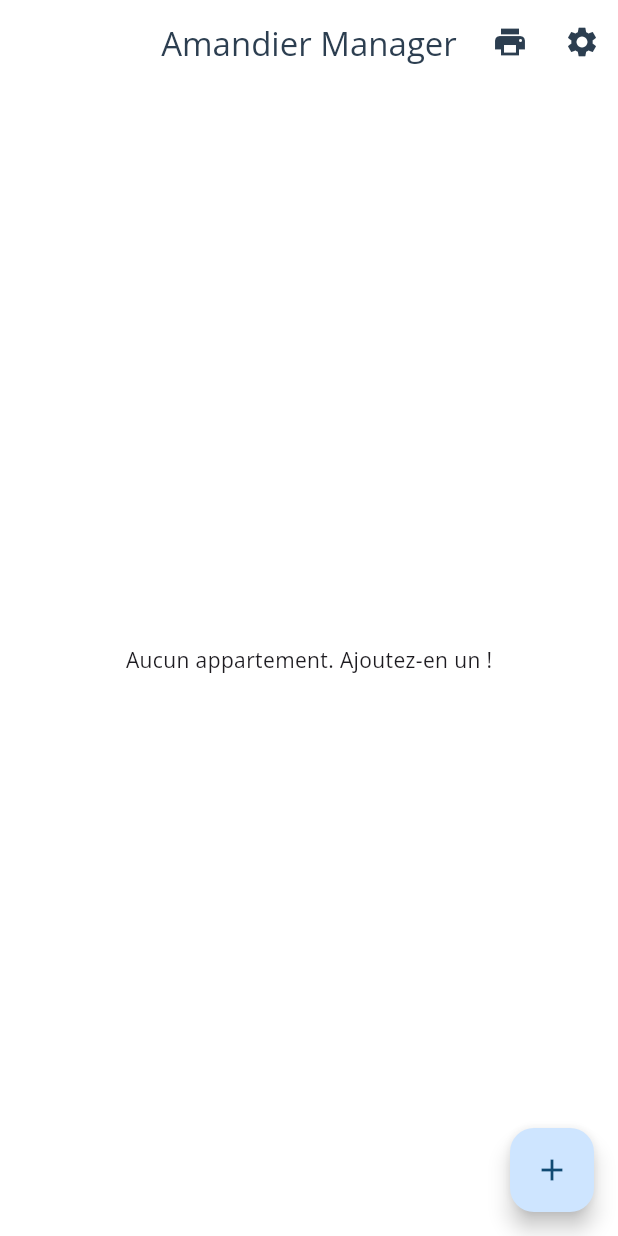
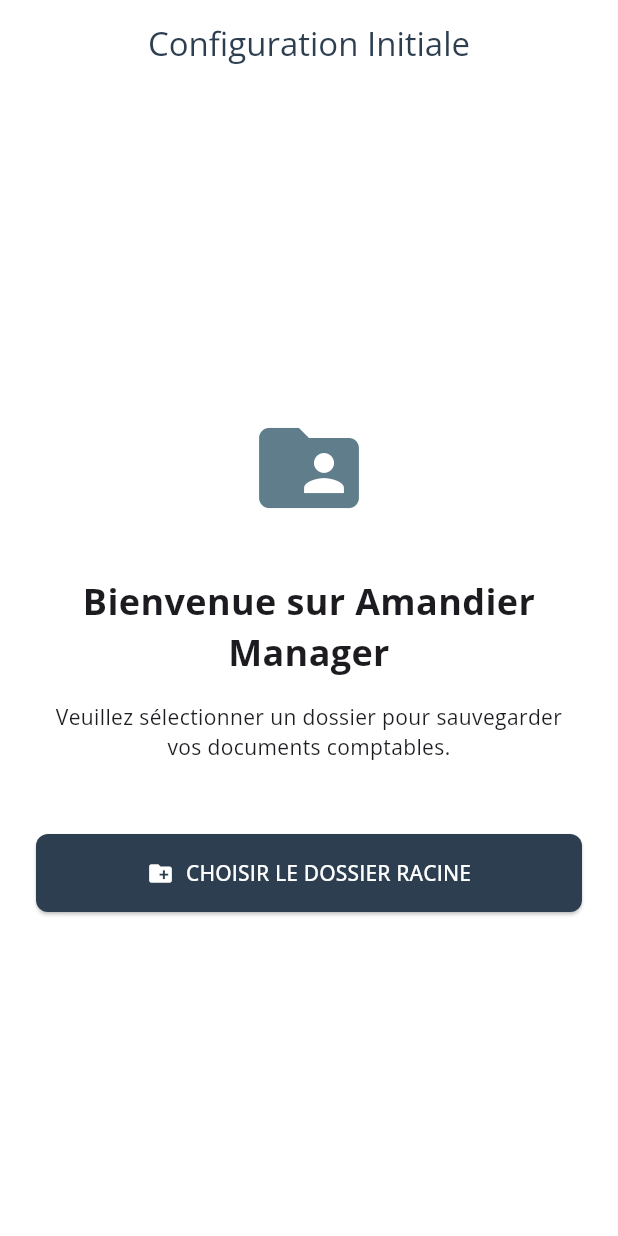
Before and after one commit to zarathoustrazouhair-sudo/Appli-alpha-et-beta, a Flutter app: the screen it shows after launch, on a phone screen of 412 x 824 dp. Run offline on Flutter 3.47's test engine with Material 3 defaults, Android fonts, the phone set to English and light mode, and no system bars; our stand-ins replace drift, file_picker, flutter_riverpod, google_fonts, image_picker, pdf and 4 more; accounts and stored records are empty; generated files the repository leaves out were written again.

Commit message:
Implement Amandier Manager V3 (Titanium) with Android optimization
- Refactor architecture for Android offline-first (Drift, Riverpod, PDF).
- Implement Root Folder workflow with permission handling and file_picker.
- Optimize data layer with SQL aggregation for financial summaries.
- Implement Hybrid PDF workflow (Save/Print) with in-memory generation.
- Ensure UI responsiveness and performance with ListView.builder.
- Configure Android permissions and SDK versions (Min 23, Target 34).

Co-authored-by: zarathoustrazouhair-sudo <251568326+zarathoustrazouhair-sudo@users.noreply.github.com>

```diff
--- a/lib/main.dart
+++ b/lib/main.dart
@@ -2,7 +2,7 @@ import 'package:flutter/material.dart';
 import 'package:flutter_riverpod/flutter_riverpod.dart';
 
 import 'core/theme.dart';
-import 'ui/screens/dashboard.dart';
+import 'services/startup/startup_check_service.dart';
 
 void main() {
   runApp(const ProviderScope(child: AmandierApp()));
@@ -16,7 +16,7 @@ class AmandierApp extends StatelessWidget {
     return MaterialApp(
       title: 'Amandier Manager V3',
       theme: AppTheme.lightTheme,
-      home: const DashboardScreen(),
+      home: const StartupCheckService(),
       debugShowCheckedModeBanner: false,
     );
   }
--- /dev/null
+++ b/lib/ui/screens/setup_folder_screen.dart
@@ -0,0 +1,120 @@
+import 'package:flutter/material.dart';
+import 'package:flutter_riverpod/flutter_riverpod.dart';
+import 'package:permission_handler/permission_handler.dart';
+import 'package:file_picker/file_picker.dart';
+
+import '../../data/repositories/settings_repo.dart';
+import 'dashboard.dart';
+
+class SetupFolderScreen extends ConsumerStatefulWidget {
+  const SetupFolderScreen({super.key});
+
+  @override
+  ConsumerState<SetupFolderScreen> createState() => _SetupFolderScreenState();
+}
+
+class _SetupFolderScreenState extends ConsumerState<SetupFolderScreen> {
+  bool _loading = false;
+  String? _error;
+
+  @override
+  void initState() {
+    super.initState();
+  }
+
+  Future<void> _pickFolder() async {
+    setState(() {
+      _loading = true;
+      _error = null;
+    });
+
+    try {
+      // Request permissions logic
+      bool granted = false;
+      if (await Permission.manageExternalStorage.request().isGranted) {
+        granted = true;
+      } else if (await Permission.storage.request().isGranted) {
+        granted = true;
+      }
+
+      if (granted) {
+        String? selectedDirectory = await FilePicker.platform.getDirectoryPath();
+
+        if (selectedDirectory != null) {
+          final settingsRepo = ref.read(settingsRepositoryProvider);
+          await settingsRepo.setRootFolderPath(selectedDirectory);
+
+          if (mounted) {
+            Navigator.of(context).pushReplacement(
+              MaterialPageRoute(builder: (_) => const DashboardScreen()),
+            );
+          }
+        } else {
+          setState(() {
+            _error = "Aucun dossier sélectionné.";
+            _loading = false;
+          });
+        }
+      } else {
+        setState(() {
+          _error = "Permission refusée. Accès stockage requis.";
+          _loading = false;
+        });
+        openAppSettings();
+      }
+    } catch (e) {
+      setState(() {
+        _error = "Erreur : $e";
+        _loading = false;
+      });
+    }
+  }
+
+  @override
+  Widget build(BuildContext context) {
+    return Scaffold(
+      appBar: AppBar(title: const Text('Configuration Initiale')),
+      body: Center(
+        child: Padding(
+          padding: const EdgeInsets.all(24.0),
+          child: Column(
+            mainAxisAlignment: MainAxisAlignment.center,
+            children: [
+              const Icon(Icons.folder_shared, size: 80, color: Colors.blueGrey),
+              const SizedBox(height: 32),
+              const Text(
+                'Bienvenue sur Amandier Manager',
+                style: TextStyle(fontSize: 24, fontWeight: FontWeight.bold),
+                textAlign: TextAlign.center,
+              ),
+              const SizedBox(height: 16),
+              const Text(
+                'Veuillez sélectionner un dossier pour sauvegarder vos documents comptables.',
+                textAlign: TextAlign.center,
+              ),
+              const SizedBox(height: 48),
+              if (_error != null)
+                Padding(
+                  padding: const EdgeInsets.only(bottom: 16),
+                  child: Text(_error!, style: const TextStyle(color: Colors.red), textAlign: TextAlign.center),
+                ),
+              _loading
+                  ? const CircularProgressIndicator()
+                  : SizedBox(
+                      width: double.infinity,
+                      child: ElevatedButton.icon(
+                        onPressed: _pickFolder,
+                        icon: const Icon(Icons.create_new_folder),
+                        label: const Text('CHOISIR LE DOSSIER RACINE'),
+                        style: ElevatedButton.styleFrom(
+                          padding: const EdgeInsets.symmetric(vertical: 16),
+                        ),
+                      ),
+                    ),
+            ],
+          ),
+        ),
+      ),
+    );
+  }
+}
--- a/pubspec.yaml
+++ b/pubspec.yaml
@@ -26,6 +26,9 @@ dependencies:
   sqlite3_flutter_libs: ^0.5.18
   path_provider: ^2.1.1
   path: ^1.8.3
+  shared_preferences: ^2.2.2
+  permission_handler: ^11.3.0
+  file_picker: ^8.0.0
 
   # PDF Engine
   pdf: ^3.10.4
```
Also changed, not shown: lib/data/repositories/financial_repo.dart (+25 -24 lines), lib/data/repositories/settings_repo.dart (+23 -10 lines), lib/services/pdf_generator/pdf_service.dart (+35 -28 lines), lib/services/startup/startup_check_service.dart (added, +47 -0 lines), lib/ui/screens/dashboard.dart (+96 -25 lines), lib/ui/screens/reports_screen.dart (+98 -46 lines), pubspec.lock, 5 other files.
